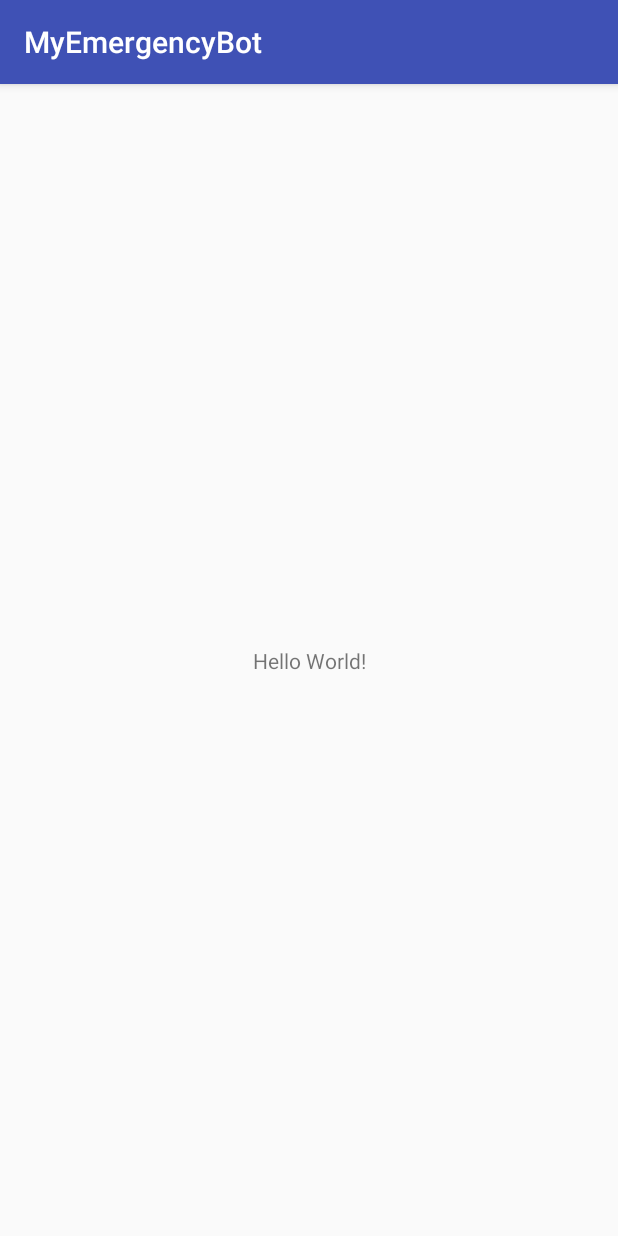
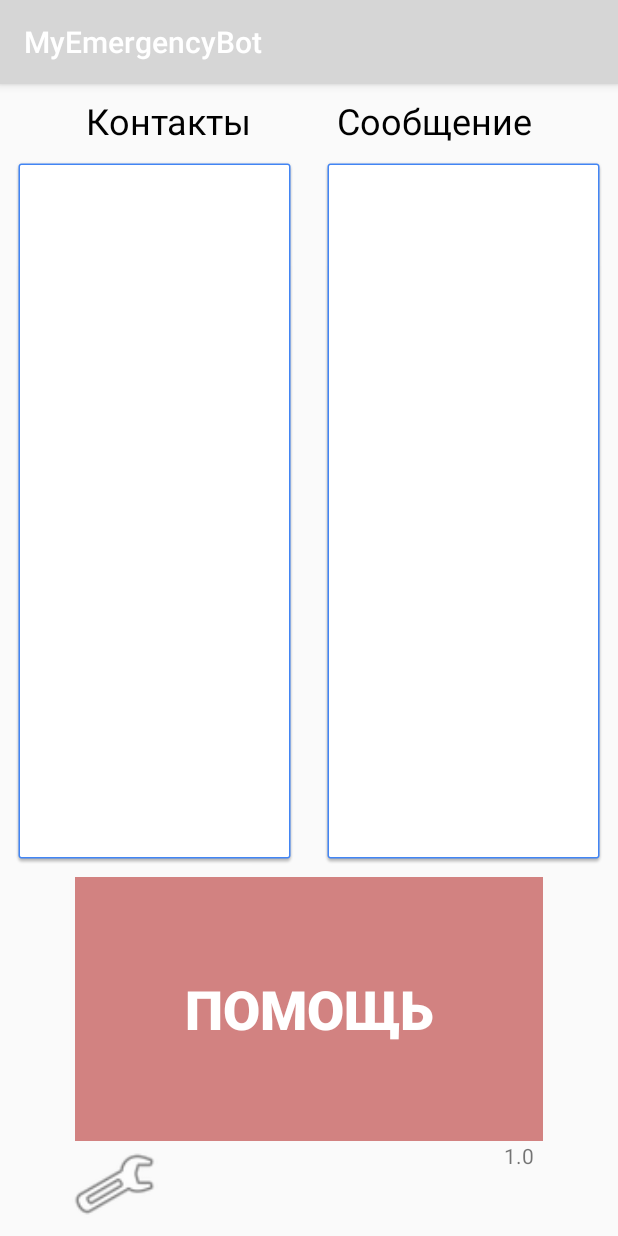
Before and after one commit to MirAlexSky/MyEmergencyBot, an Android app: the screen it shows after launch (MainActivity), on a phone screen of 412 x 824 dp. Run offline under Robolectric (Android 15) with nearby library versions, the phone set to English and light mode, and no system bars.

Commit message:
Begin, day1, 1.0

```diff
--- a/app/build.gradle
+++ b/app/build.gradle
@@ -22,7 +22,9 @@ dependencies {
     implementation fileTree(dir: 'libs', include: ['*.jar'])
     implementation 'com.android.support:appcompat-v7:26.1.0'
     implementation 'com.android.support.constraint:constraint-layout:1.0.2'
+    implementation 'com.android.support:design:26.1.0'
     testImplementation 'junit:junit:4.12'
     androidTestImplementation 'com.android.support.test:runner:1.0.1'
     androidTestImplementation 'com.android.support.test.espresso:espresso-core:3.0.1'
+    implementation 'com.google.android.gms:play-services-maps:11.8.0'
 }
--- a/app/src/main/AndroidManifest.xml
+++ b/app/src/main/AndroidManifest.xml
@@ -16,6 +16,10 @@
                 <category android:name="android.intent.category.LAUNCHER" />
             </intent-filter>
         </activity>
+        <activity
+            android:name=".SettingsActivity"
+            android:label="@string/title_activity_settings"
+            android:theme="@style/AppTheme.NoActionBar"></activity>
     </application>
 
 </manifest>
--- a/app/src/main/java/com/example/mirsky/myemergencybot/MainActivity.java
+++ b/app/src/main/java/com/example/mirsky/myemergencybot/MainActivity.java
@@ -1,13 +1,56 @@
 package com.example.mirsky.myemergencybot;
 
+import android.content.Intent;
 import android.support.v7.app.AppCompatActivity;
 import android.os.Bundle;
+import android.view.View;
+import android.widget.Button;
+import android.widget.ImageButton;
+import android.widget.TextView;
+import android.widget.Toast;
 
 public class MainActivity extends AppCompatActivity {
+
+    static final double APP_VERSION = 1.0;
+
+    TextView txtV;
+    Button btnHelp;
+    ImageButton iBtnSet;
 
     @Override
     protected void onCreate(Bundle savedInstanceState) {
         super.onCreate(savedInstanceState);
         setContentView(R.layout.activity_main);
+
+        btnHelp = findViewById(R.id.btnHelp);
+        iBtnSet = findViewById(R.id.iBtnSet);
+        txtV = findViewById(R.id.txtV);
+
+        txtV.setText(String.valueOf(APP_VERSION));
+
+        btnHelp.setOnClickListener(new btnClickListener());
+        iBtnSet.setOnClickListener(new btnClickListener());
     }
+
+    class btnClickListener implements View.OnClickListener {
+
+        @Override
+        public void onClick(View v) {
+
+            switch (v.getId()) {
+                case R.id.btnHelp:
+                    justMessage("Эта часть приложения ещё дорабатывается");
+                    break;
+                case R.id.iBtnSet:
+                    Intent intent = new Intent(MainActivity.this,SettingsActivity.class);
+                    startActivity(intent);
+                    break;
+            }
+        }
+    }
+
+    void justMessage(String str) {
+        Toast.makeText(this, str, Toast.LENGTH_SHORT).show();
+    }
+
 }
--- a/app/src/main/res/layout/activity_main.xml
+++ b/app/src/main/res/layout/activity_main.xml
@@ -4,15 +4,100 @@
     xmlns:tools="http://schemas.android.com/tools"
     android:layout_width="match_parent"
     android:layout_height="match_parent"
+    android:theme="@style/AlertDialog.AppCompat"
     tools:context="com.example.mirsky.myemergencybot.MainActivity">
 
+    <Button
+        android:id="@+id/btnHelp"
+        style="@style/Widget.AppCompat.Button.Borderless.Colored"
+        android:layout_width="0dp"
+        android:layout_height="176dp"
+        android:layout_marginEnd="50dp"
+        android:layout_marginStart="50dp"
+        android:background="@color/colorForButton"
+        android:text="@string/help"
+        android:textAlignment="center"
+        android:textAppearance="@style/TextAppearance.AppCompat.Button"
+        android:textColor="@android:color/white"
+        android:textSize="36sp"
+        android:textStyle="bold"
+        app:layout_constraintBottom_toTopOf="@+id/iBtnSet"
+        app:layout_constraintEnd_toEndOf="parent"
+        app:layout_constraintHorizontal_bias="0.0"
+        app:layout_constraintLeft_toLeftOf="parent"
+        app:layout_constraintRight_toRightOf="parent"
+        app:layout_constraintStart_toStartOf="parent" />
+
+    <ImageButton
+        android:id="@+id/iBtnSet"
+        android:layout_width="79dp"
+        android:layout_height="57dp"
+        android:layout_marginBottom="6dp"
+        android:layout_marginEnd="296dp"
+        android:background="@null"
+        android:contentDescription="@string/set"
+        android:elevation="0dp"
+        android:scaleType="fitCenter"
+        app:layout_constraintBottom_toBottomOf="parent"
+        app:layout_constraintEnd_toEndOf="parent"
+        app:srcCompat="@android:drawable/ic_menu_manage" />
+
+    <LinearLayout
+        android:id="@+id/linLayoutContacts"
+        android:layout_width="0dp"
+        android:layout_height="0dp"
+        android:layout_margin="8dp"
+        android:background="@drawable/common_google_signin_btn_icon_dark_normal_background"
+        android:orientation="vertical"
+        app:layout_constraintBottom_toTopOf="@+id/btnHelp"
+        app:layout_constraintEnd_toStartOf="@+id/linLayoutMessage"
+        app:layout_constraintStart_toStartOf="parent"
+        app:layout_constraintTop_toBottomOf="@+id/textView4">
+
+    </LinearLayout>
+
+    <LinearLayout
+        android:id="@+id/linLayoutMessage"
+        android:layout_width="0dp"
+        android:layout_height="0dp"
+        android:layout_margin="8dp"
+        android:background="@drawable/common_google_signin_btn_icon_dark_normal_background"
+        android:orientation="vertical"
+        app:layout_constraintBottom_toTopOf="@+id/btnHelp"
+        app:layout_constraintEnd_toEndOf="parent"
+        app:layout_constraintStart_toEndOf="@+id/linLayoutContacts"
+        app:layout_constraintTop_toBottomOf="@+id/textView"></LinearLayout>
+
     <TextView
+        android:id="@+id/textView4"
         android:layout_width="wrap_content"
         android:layout_height="wrap_content"
-        android:text="Hello World!"
-        app:layout_constraintBottom_toBottomOf="parent"
-        app:layout_constraintLeft_toLeftOf="parent"
-        app:layout_constraintRight_toRightOf="parent"
+        android:layout_marginTop="8dp"
+        android:text="@string/Contacts"
+        android:textColor="@android:color/black"
+        android:textSize="24sp"
+        app:layout_constraintEnd_toStartOf="@+id/textView"
+        app:layout_constraintStart_toStartOf="parent"
         app:layout_constraintTop_toTopOf="parent" />
 
+    <TextView
+        android:id="@+id/textView"
+        android:layout_width="wrap_content"
+        android:layout_height="wrap_content"
+        android:layout_marginTop="8dp"
+        android:text="@string/Message"
+        android:textColor="@android:color/black"
+        android:textSize="24sp"
+        app:layout_constraintEnd_toEndOf="parent"
+        app:layout_constraintStart_toEndOf="@+id/textView4"
+        app:layout_constraintTop_toTopOf="parent" />
+
+    <TextView
+        android:id="@+id/txtV"
+        android:layout_width="wrap_content"
+        android:layout_height="wrap_content"
+        android:layout_marginEnd="56dp"
+        app:layout_constraintEnd_toEndOf="parent"
+        app:layout_constraintTop_toBottomOf="@+id/btnHelp"
+        tools:text="Ver: 1.0" />
 </android.support.constraint.ConstraintLayout>
--- a/app/src/main/res/values/colors.xml
+++ b/app/src/main/res/values/colors.xml
@@ -1,6 +1,7 @@
 <?xml version="1.0" encoding="utf-8"?>
 <resources>
-    <color name="colorPrimary">#3F51B5</color>
-    <color name="colorPrimaryDark">#303F9F</color>
+    <color name="colorPrimary">#d6d6d6</color>
+    <color name="colorPrimaryDark">#b9b9b9</color>
     <color name="colorAccent">#FF4081</color>
+    <color name="colorForButton">#d28281</color>
 </resources>
--- /dev/null
+++ b/app/src/main/res/values/dimens.xml
@@ -0,0 +1,3 @@
+<resources>
+    <dimen name="fab_margin">16dp</dimen>
+</resources>
--- a/app/src/main/res/values/strings.xml
+++ b/app/src/main/res/values/strings.xml
@@ -1,3 +1,11 @@
 <resources>
     <string name="app_name">MyEmergencyBot</string>
+    <string name="help">Помощь</string>
+    <string name="set">set</string>
+    <string name="title_activity_settings">SettingsActivity</string>
+    <string name="settings">Настройки</string>
+    <string name="Contacts">Контакты</string>
+    <string name="Back">Back</string>
+    <string name="Message">Сообщение</string>
+    <string name="Button">Кнопка</string>
 </resources>
--- a/app/src/main/res/values/styles.xml
+++ b/app/src/main/res/values/styles.xml
@@ -8,4 +8,13 @@
         <item name="colorAccent">@color/colorAccent</item>
     </style>
 
+    <style name="AppTheme.NoActionBar">
+        <item name="windowActionBar">false</item>
+        <item name="windowNoTitle">true</item>
+    </style>
+
+    <style name="AppTheme.AppBarOverlay" parent="ThemeOverlay.AppCompat.Dark.ActionBar" />
+
+    <style name="AppTheme.PopupOverlay" parent="ThemeOverlay.AppCompat.Light" />
+
 </resources>
```
Also changed, not shown: app/src/main/java/com/example/mirsky/myemergencybot/SettingsActivity.java (added, +61 -0 lines), app/src/main/res/layout/activity_settings.xml (added, +76 -0 lines), app/src/main/res/drawable/drawable_settings.png (added).
